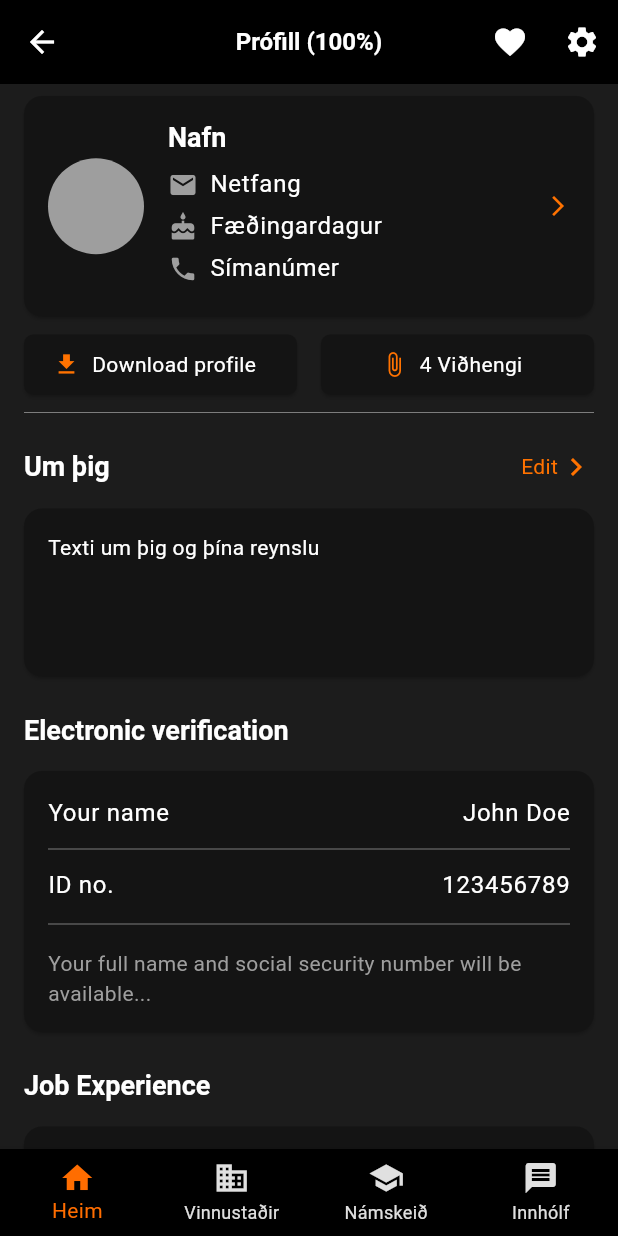
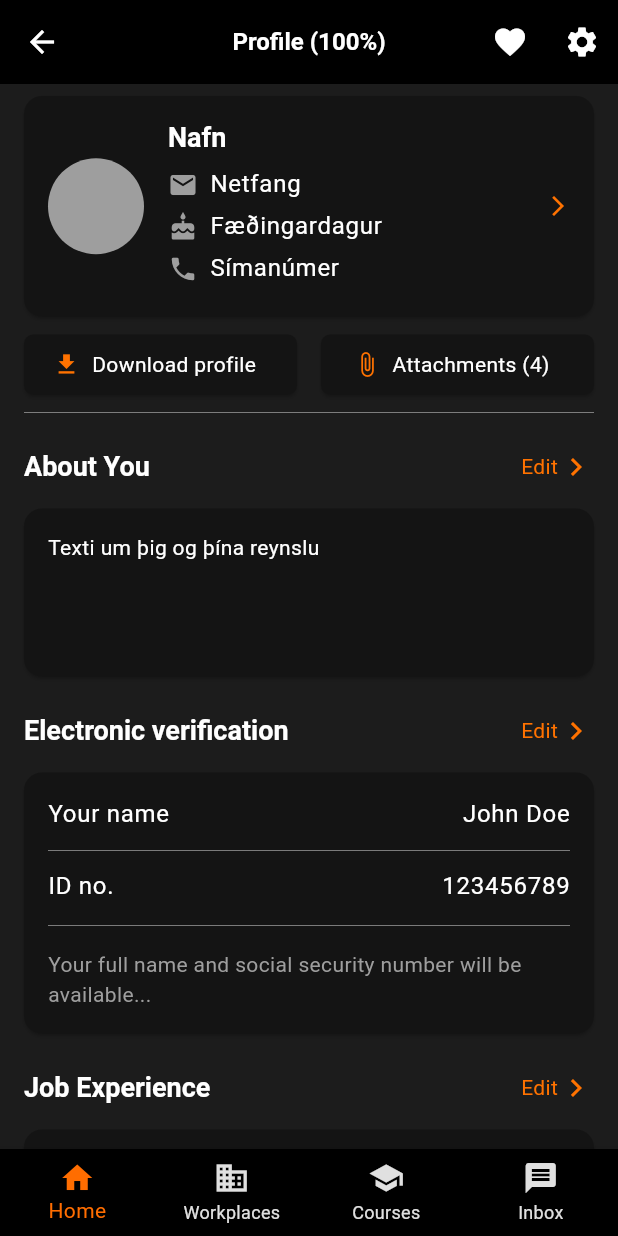
Before and after one commit to rragnarsd/Jobsy, a Flutter app: the screen it shows after launch, after a tap on the "person" icon, on a phone screen of 412 x 824 dp. Run offline on Flutter 3.47's test engine with Material 3 defaults, Android fonts, the light colour scheme and no system bars; our stand-ins replace cached_network_image, go_router; network calls fail.

Commit message:
Localizations

```diff
--- a/lib/l10n/app_en.arb
+++ b/lib/l10n/app_en.arb
@@ -60,12 +60,25 @@
   "website": "Website",
   "newest_jobs": "Newest jobs",
   "all_jobs": "All jobs",
-  "workplaces": "The Workplaces",
+  "workplaces": "Workplaces",
   "the_workplace": "The workplace",
   "save": "Save",
   "share": "Share",
   "requirement": "Requirement",
 
   "search": "Search",
-  "sort_search": "Sort"
+  "sort_search": "Sort",
+
+  "profile": "Profile",
+  "categories": "Categories",
+  "remote_course": "Remote",
+  "onsite_course": "Onsite",
+  "price": "Price",
+  "open_course": "Open course",
+  "courses": "Courses",
+  "inbox": "Inbox",
+  "in_progress": "In progress",
+  "home": "Home"
+
+
 }
--- a/lib/l10n/app_is.arb
+++ b/lib/l10n/app_is.arb
@@ -68,6 +68,16 @@
   "requirement": "Nauðsyn",
 
   "search": "Leita",
-  "sort_search": "Síur"
+  "sort_search": "Síur",
 
+  "profile": "Prófíll",
+  "categories": "Flokkar",
+  "remote_course": "Fjarkennsla",
+  "onsite_course": "Staðarnám",
+  "price": "Verð",
+  "open_course": "Opna námskeið",
+  "courses": "Námskeið",
+  "inbox": "Innhólf",
+  "in_progress": "Í úrvinnslu",
+  "home": "Heim"
 }
--- a/lib/l10n/app_localizations.dart
+++ b/lib/l10n/app_localizations.dart
@@ -359,7 +359,7 @@ abstract class AppLocalizations {
   /// No description provided for @in_progress.
   ///
   /// In en, this message translates to:
-  /// **'In Progress'**
+  /// **'In progress'**
   String get in_progress;
 
   /// No description provided for @active.
@@ -431,7 +431,7 @@ abstract class AppLocalizations {
   /// No description provided for @workplaces.
   ///
   /// In en, this message translates to:
-  /// **'The Workplaces'**
+  /// **'Workplaces'**
   String get workplaces;
 
   /// No description provided for @the_workplace.
@@ -469,6 +469,54 @@ abstract class AppLocalizations {
   /// In en, this message translates to:
   /// **'Sort'**
   String get sort_search;
+
+  /// No description provided for @profile.
+  ///
+  /// In en, this message translates to:
+  /// **'Profile'**
+  String get profile;
+
+  /// No description provided for @categories.
+  ///
+  /// In en, this message translates to:
+  /// **'Categories'**
+  String get categories;
+
+  /// No description provided for @remote_course.
+  ///
+  /// In en, this message translates to:
+  /// **'Remote'**
+  String get remote_course;
+
+  /// No description provided for @onsite_course.
+  ///
+  /// In en, this message translates to:
+  /// **'Onsite'**
+  String get onsite_course;
+
+  /// No description provided for @open_course.
+  ///
+  /// In en, this message translates to:
+  /// **'Open course'**
+  String get open_course;
+
+  /// No description provided for @courses.
+  ///
+  /// In en, this message translates to:
+  /// **'Courses'**
+  String get courses;
+
+  /// No description provided for @inbox.
+  ///
+  /// In en, this message translates to:
+  /// **'Inbox'**
+  String get inbox;
+
+  /// No description provided for @home.
+  ///
+  /// In en, this message translates to:
+  /// **'Home'**
+  String get home;
 }
 
 class _AppLocalizationsDelegate
--- a/lib/l10n/app_localizations_en.dart
+++ b/lib/l10n/app_localizations_en.dart
@@ -138,7 +138,7 @@ class AppLocalizationsEn extends AppLocalizations {
   String get latest_jobs => 'Latest jobs';
 
   @override
-  String get in_progress => 'In Progress';
+  String get in_progress => 'In progress';
 
   @override
   String get active => 'Active';
@@ -174,7 +174,7 @@ class AppLocalizationsEn extends AppLocalizations {
   String get all_jobs => 'All jobs';
 
   @override
-  String get workplaces => 'The Workplaces';
+  String get workplaces => 'Workplaces';
 
   @override
   String get the_workplace => 'The workplace';
@@ -193,4 +193,28 @@ class AppLocalizationsEn extends AppLocalizations {
 
   @override
   String get sort_search => 'Sort';
+
+  @override
+  String get profile => 'Profile';
+
+  @override
+  String get categories => 'Categories';
+
+  @override
+  String get remote_course => 'Remote';
+
+  @override
+  String get onsite_course => 'Onsite';
+
+  @override
+  String get open_course => 'Open course';
+
+  @override
+  String get courses => 'Courses';
+
+  @override
+  String get inbox => 'Inbox';
+
+  @override
+  String get home => 'Home';
 }
--- a/lib/l10n/app_localizations_is.dart
+++ b/lib/l10n/app_localizations_is.dart
@@ -193,4 +193,28 @@ class AppLocalizationsIs extends AppLocalizations {
 
   @override
   String get sort_search => 'Síur';
+
+  @override
+  String get profile => 'Prófíll';
+
+  @override
+  String get categories => 'Flokkar';
+
+  @override
+  String get remote_course => 'Fjarkennsla';
+
+  @override
+  String get onsite_course => 'Staðarnám';
+
+  @override
+  String get open_course => 'Opna námskeið';
+
+  @override
+  String get courses => 'Námskeið';
+
+  @override
+  String get inbox => 'Innhólf';
+
+  @override
+  String get home => 'Heim';
 }
--- a/lib/pages/courses/courses_page.dart
+++ b/lib/pages/courses/courses_page.dart
@@ -70,11 +70,7 @@ class CoursesCard extends StatelessWidget {
               Row(
                 spacing: 16,
                 children: [
-                  Placeholder(
-                    fallbackHeight: 80,
-                    fallbackWidth: 80,
-                    color: Colors.grey.shade300,
-                  ),
+                  Image.asset('assets/logo2.png', width: 80, height: 80),
                   Column(
                     crossAxisAlignment: CrossAxisAlignment.start,
                     children: [
--- a/lib/pages/profile/profile_page.dart
+++ b/lib/pages/profile/profile_page.dart
@@ -1,3 +1,4 @@
+import 'package:codehatch/l10n/app_localizations.dart';
 import 'package:codehatch/pages/profile/widgets/about_section.dart';
 import 'package:codehatch/pages/profile/widgets/education_section.dart';
 import 'package:codehatch/pages/profile/widgets/job_section.dart';
@@ -17,7 +18,7 @@ class ProfilePage extends StatelessWidget {
   Widget build(BuildContext context) {
     return Scaffold(
       appBar: AppBar(
-        title: const Text('Prófill (100%)'),
+        title: Text('${AppLocalizations.of(context)!.profile} (100%)'),
         leading: IconButton(
           icon: const Icon(Icons.arrow_back, color: Colors.white),
           onPressed: () => Navigator.pop(context),
--- a/lib/pages/profile/widgets/about_section.dart
+++ b/lib/pages/profile/widgets/about_section.dart
@@ -1,3 +1,4 @@
+import 'package:codehatch/l10n/app_localizations.dart';
 import 'package:codehatch/pages/profile/widgets/profile_header.dart';
 import 'package:flutter/material.dart';
 
@@ -8,7 +9,10 @@ class AboutSection extends StatelessWidget {
   Widget build(BuildContext context) {
     return Column(
       children: [
-        ProfileHeader(text: 'Um þig', onEditTap: () {}),
+        ProfileHeader(
+          text: AppLocalizations.of(context)!.about_you,
+          onEditTap: () {},
+        ),
         const Card(
           child: Padding(
             padding: EdgeInsets.all(16),
--- a/lib/pages/profile/widgets/education_section.dart
+++ b/lib/pages/profile/widgets/education_section.dart
@@ -1,3 +1,4 @@
+import 'package:codehatch/l10n/app_localizations.dart';
 import 'package:codehatch/models/education_model.dart';
 import 'package:codehatch/pages/profile/widgets/profile_add_btn.dart';
 import 'package:codehatch/pages/profile/widgets/profile_header.dart';
@@ -9,10 +10,10 @@ class EducationSection extends StatelessWidget {
   @override
   Widget build(BuildContext context) {
     ThemeData theme = Theme.of(context);
-
+    final local = AppLocalizations.of(context)!;
     return Column(
       children: [
-        const ProfileHeader(text: 'Education'),
+        ProfileHeader(text: local.education, onEditTap: () {}),
         Card(
           child: ListView.separated(
             shrinkWrap: true,
@@ -68,7 +69,7 @@ class EducationSection extends StatelessWidget {
             },
           ),
         ),
-        const ProfileAddBtn(title: 'Add new education'),
+        ProfileAddBtn(title: local.add_education),
       ],
     );
   }
--- a/lib/pages/profile/widgets/job_section.dart
+++ b/lib/pages/profile/widgets/job_section.dart
@@ -1,3 +1,4 @@
+import 'package:codehatch/l10n/app_localizations.dart';
 import 'package:codehatch/models/job_model.dart';
 import 'package:codehatch/pages/profile/widgets/profile_header.dart';
 import 'package:codehatch/pages/profile/widgets/profile_add_btn.dart';
@@ -9,18 +10,19 @@ class JobSection extends StatelessWidget {
   @override
   Widget build(BuildContext context) {
     ThemeData theme = Theme.of(context);
-
+    final local = AppLocalizations.of(context)!;
     return Column(
       children: [
-        const ProfileHeader(text: 'Job Experience'),
+        ProfileHeader(text: local.job_experience, onEditTap: () {}),
         Card(
           child: ListView.separated(
             shrinkWrap: true,
             physics: const NeverScrollableScrollPhysics(),
-            itemCount: jobs.length,
+            itemCount: 2,
             separatorBuilder: (context, index) =>
                 const Divider(height: 0.5, color: Colors.grey),
             itemBuilder: (context, index) {
+              //TODO - Add another model for this
               final job = jobs[index];
               return Padding(
                 padding: const EdgeInsets.all(16.0),
@@ -62,7 +64,7 @@ class JobSection extends StatelessWidget {
             },
           ),
         ),
-        const ProfileAddBtn(title: 'Add new job'),
+        ProfileAddBtn(title: local.add_job),
       ],
     );
   }
--- a/lib/pages/profile/widgets/language_section.dart
+++ b/lib/pages/profile/widgets/language_section.dart
@@ -1,3 +1,4 @@
+import 'package:codehatch/l10n/app_localizations.dart';
 import 'package:codehatch/models/language_model.dart';
 import 'package:codehatch/pages/profile/widgets/profile_add_btn.dart';
 import 'package:codehatch/pages/profile/widgets/profile_header.dart';
@@ -9,10 +10,10 @@ class LanguageSection extends StatelessWidget {
   @override
   Widget build(BuildContext context) {
     ThemeData theme = Theme.of(context);
-
+    final local = AppLocalizations.of(context)!;
     return Column(
       children: [
-        const ProfileHeader(text: 'Languages'),
+        ProfileHeader(text: local.languages, onEditTap: () {}),
         Card(
           child: ListView.separated(
             shrinkWrap: true,
@@ -49,7 +50,7 @@ class LanguageSection extends StatelessWidget {
             },
           ),
         ),
-        const ProfileAddBtn(title: 'Add a language'),
+        ProfileAddBtn(title: local.add_language),
       ],
     );
   }
--- a/lib/pages/profile/widgets/link_section.dart
+++ b/lib/pages/profile/widgets/link_section.dart
@@ -1,3 +1,4 @@
+import 'package:codehatch/l10n/app_localizations.dart';
 import 'package:codehatch/models/link_model.dart';
 import 'package:codehatch/pages/profile/widgets/profile_add_btn.dart';
 import 'package:codehatch/pages/profile/widgets/profile_header.dart';
@@ -9,10 +10,10 @@ class LinkSection extends StatelessWidget {
   @override
   Widget build(BuildContext context) {
     ThemeData theme = Theme.of(context);
-
+    final local = AppLocalizations.of(context)!;
     return Column(
       children: [
-        const ProfileHeader(text: 'Links'),
+        ProfileHeader(text: local.links, onEditTap: () {}),
         Card(
           child: ListView.separated(
             shrinkWrap: true,
@@ -55,7 +56,7 @@ class LinkSection extends StatelessWidget {
             },
           ),
         ),
-        const ProfileAddBtn(title: 'Add new link'),
+        ProfileAddBtn(title: local.add_link),
       ],
     );
   }
--- a/lib/pages/profile/widgets/profile_action_btn.dart
+++ b/lib/pages/profile/widgets/profile_action_btn.dart
@@ -1,3 +1,4 @@
+import 'package:codehatch/l10n/app_localizations.dart';
 import 'package:flutter/material.dart';
 
 class ProfileActionButtons extends StatelessWidget {
@@ -6,6 +7,7 @@ class ProfileActionButtons extends StatelessWidget {
   @override
   Widget build(BuildContext context) {
     ThemeData theme = Theme.of(context);
+    final local = AppLocalizations.of(context)!;
     return Padding(
       padding: const EdgeInsets.symmetric(horizontal: 16),
       child: Row(
@@ -15,7 +17,7 @@ class ProfileActionButtons extends StatelessWidget {
               onPressed: () {},
               icon: const Icon(Icons.download, color: Color(0xFFFF7200)),
               label: Text(
-                'Download profile',
+                local.download_profile,
                 style: theme.textTheme.bodyMedium,
               ),
               style: ElevatedButton.styleFrom(
@@ -31,7 +33,10 @@ class ProfileActionButtons extends StatelessWidget {
             child: ElevatedButton.icon(
               onPressed: () {},
               icon: const Icon(Icons.attach_file, color: Color(0xFFFF7200)),
-              label: Text('4 Viðhengi', style: theme.textTheme.bodyMedium),
+              label: Text(
+                '${local.attachments} (4)',
+                style: theme.textTheme.bodyMedium,
+              ),
               style: ElevatedButton.styleFrom(
                 shape: RoundedRectangleBorder(
                   borderRadius: BorderRadius.circular(6),
--- a/lib/pages/profile/widgets/profile_section.dart
+++ b/lib/pages/profile/widgets/profile_section.dart
@@ -1,3 +1,4 @@
+import 'package:codehatch/l10n/app_localizations.dart';
 import 'package:flutter/material.dart';
 
 class ProfileSection extends StatelessWidget {
@@ -6,6 +7,7 @@ class ProfileSection extends StatelessWidget {
   @override
   Widget build(BuildContext context) {
     ThemeData theme = Theme.of(context);
+    final local = AppLocalizations.of(context)!;
     return Card(
       child: Padding(
         padding: const EdgeInsets.all(16),
--- a/lib/pages/profile/widgets/reference_section.dart
+++ b/lib/pages/profile/widgets/reference_section.dart
@@ -1,3 +1,4 @@
+import 'package:codehatch/l10n/app_localizations.dart';
 import 'package:codehatch/models/reference_model.dart';
 import 'package:codehatch/pages/profile/widgets/profile_add_btn.dart';
 import 'package:codehatch/pages/profile/widgets/profile_header.dart';
@@ -9,10 +10,10 @@ class ReferenceSection extends StatelessWidget {
   @override
   Widget build(BuildContext context) {
     ThemeData theme = Theme.of(context);
-
+    final local = AppLocalizations.of(context)!;
     return Column(
       children: [
-        const ProfileHeader(text: 'References'),
+        ProfileHeader(text: local.references, onEditTap: () {}),
         Card(
           child: ListView.separated(
             shrinkWrap: true,
@@ -62,7 +63,7 @@ class ReferenceSection extends StatelessWidget {
             },
           ),
         ),
-        const ProfileAddBtn(title: 'Add recommendation'),
+        ProfileAddBtn(title: local.add_reference),
       ],
     );
   }
--- a/lib/pages/profile/widgets/skill_section.dart
+++ b/lib/pages/profile/widgets/skill_section.dart
@@ -1,3 +1,4 @@
+import 'package:codehatch/l10n/app_localizations.dart';
 import 'package:codehatch/pages/profile/widgets/profile_add_btn.dart';
 import 'package:codehatch/pages/profile/widgets/profile_header.dart';
 import 'package:flutter/material.dart';
@@ -17,11 +18,13 @@ class SkillSection extends StatelessWidget {
 
   @override
   Widget build(BuildContext context) {
+    final local = AppLocalizations.of(context)!;
     return Column(
       children: [
         ProfileHeader(
-          text: 'Skills',
+          text: local.skills,
           onEditTap: () {},
+          //TODO
           trailingText: 'My skills (38)',
         ),
         Padding(
@@ -39,7 +42,7 @@ class SkillSection extends StatelessWidget {
                 .toList(),
           ),
         ),
-        const ProfileAddBtn(title: 'Add skills'),
+        ProfileAddBtn(title: local.add_skills),
       ],
     );
   }
--- a/lib/pages/profile/widgets/verification_section.dart
+++ b/lib/pages/profile/widgets/verification_section.dart
@@ -1,3 +1,4 @@
+import 'package:codehatch/l10n/app_localizations.dart';
 import 'package:codehatch/pages/profile/widgets/profile_header.dart';
 import 'package:flutter/material.dart';
 
@@ -7,11 +8,11 @@ class VerificationSection extends StatelessWidget {
   @override
   Widget build(BuildContext context) {
     ThemeData theme = Theme.of(context);
-
+    final local = AppLocalizations.of(context)!;
     return Column(
       crossAxisAlignment: CrossAxisAlignment.start,
       children: [
-        const ProfileHeader(text: 'Electronic verification'),
+        ProfileHeader(text: local.verification, onEditTap: () {}),
         Card(
           child: Padding(
             padding: const EdgeInsets.all(16),
--- a/lib/root.dart
+++ b/lib/root.dart
@@ -1,3 +1,4 @@
+import 'package:codehatch/l10n/app_localizations.dart';
 import 'package:flutter/material.dart';
 import 'package:go_router/go_router.dart';
 
@@ -8,6 +9,7 @@ class Root extends StatelessWidget {
 
   @override
   Widget build(BuildContext context) {
+    final local = AppLocalizations.of(context)!;
     return Scaffold(
       body: navigationShell,
       bottomNavigationBar: BottomNavigationBar(
@@ -17,14 +19,23 @@ class Root extends StatelessWidget {
         unselectedItemColor: Colors.grey.shade300,
         backgroundColor: Colors.black,
         type: BottomNavigationBarType.fixed,
-        items: const [
-          BottomNavigationBarItem(icon: Icon(Icons.home), label: 'Heim'),
+        items: [
           BottomNavigationBarItem(
-            icon: Icon(Icons.business),
-            label: 'Vinnustaðir',
+            icon: const Icon(Icons.home),
+            label: local.home,
           ),
-          BottomNavigationBarItem(icon: Icon(Icons.school), label: 'Námskeið'),
-          BottomNavigationBarItem(icon: Icon(Icons.message), label: 'Innhólf'),
+          BottomNavigationBarItem(
+            icon: const Icon(Icons.business),
+            label: local.workplaces,
+          ),
+          BottomNavigationBarItem(
+            icon: const Icon(Icons.school),
+            label: local.courses,
+          ),
+          BottomNavigationBarItem(
+            icon: const Icon(Icons.message),
+            label: local.inbox,
+          ),
         ],
         onTap: _onTap,
       ),
```
Also changed, not shown: lib/pages/courses/course_details.dart (+27 -17 lines), lib/pages/inbox/inbox_page.dart (+17 -22 lines).
